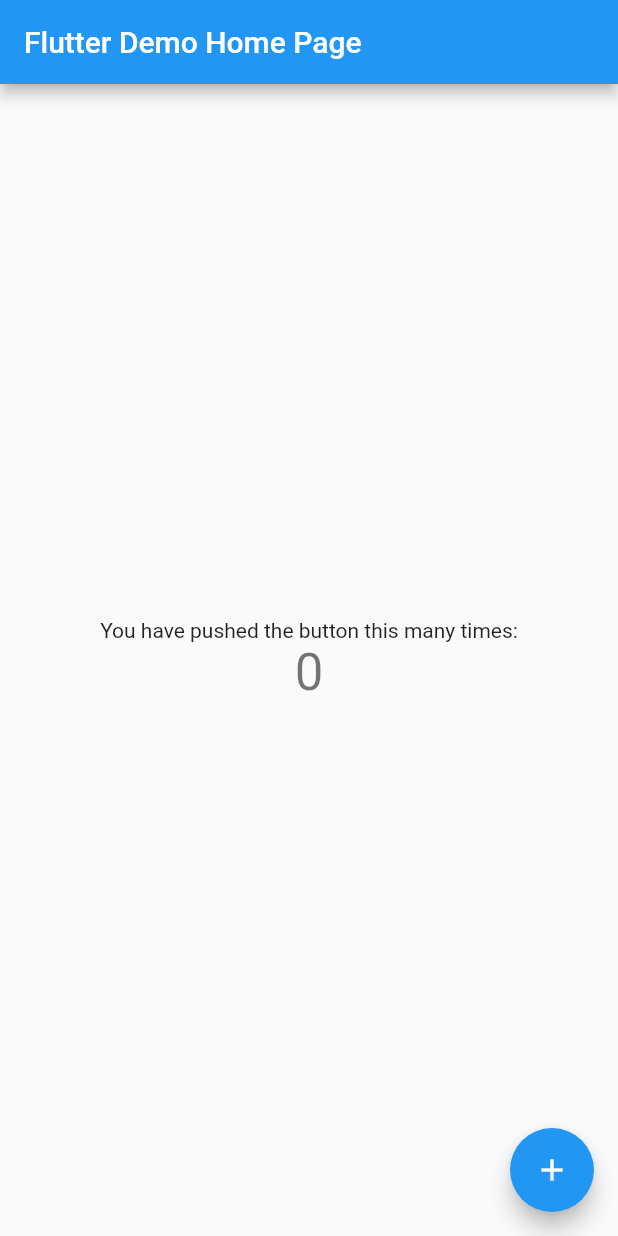
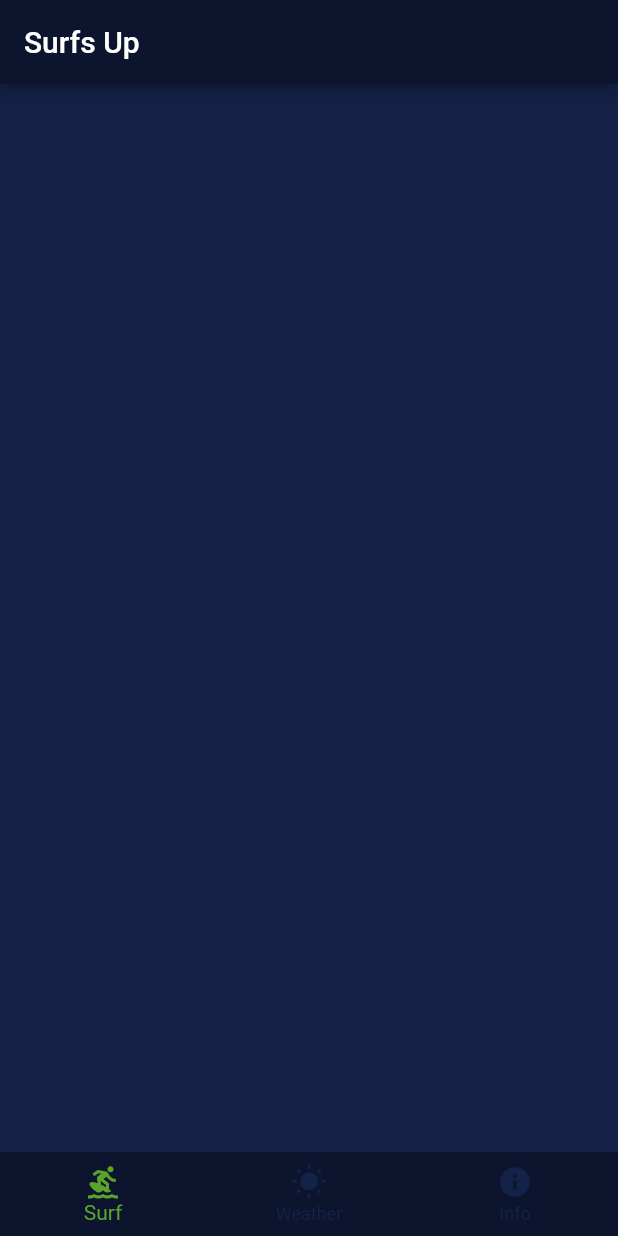
Before and after one commit to PVT15-Grupp-7/surfs-up, a Flutter app: the screen it shows after launch, on a phone screen of 412 x 824 dp. Run offline on Flutter 3.47's test engine with Material 2 defaults, Android fonts, the phone set to English and light mode, and no system bars; our stand-ins replace firebase_core; accounts and stored records are empty.

Commit message:
New Home Page Layout

```diff
--- /dev/null
+++ b/lib/all_pages.dart
@@ -0,0 +1,2 @@
+export 'pages/home_page.dart';
+export 'widgets/constant_widget.dart';
--- /dev/null
+++ b/lib/images/test_image.txt
@@ -0,0 +1 @@
+Här lägger vi in bilder sen.
--- a/lib/main.dart
+++ b/lib/main.dart
@@ -1,6 +1,7 @@
 import 'package:flutter/material.dart';
 import 'package:firebase_core/firebase_core.dart';
-import 'services/firebase_options.dart';
+import 'firebase/firebase_options.dart';
+import 'all_pages.dart';
 
 void main() async {
   WidgetsFlutterBinding.ensureInitialized();
@@ -13,109 +14,33 @@ void main() async {
 class MyApp extends StatelessWidget {
   const MyApp({super.key});
 
+  ThemeData themeData() {
+    final ThemeData base = ThemeData.dark();
+    return base.copyWith(
+      colorScheme: const ColorScheme.dark().copyWith(
+        primary: kPrimaryColor,
+        secondary: kSecondaryColor,
+      ),
+      appBarTheme: const AppBarTheme(
+        backgroundColor: kPrimaryColor,
+      ),
+      bottomNavigationBarTheme: const BottomNavigationBarThemeData(
+        backgroundColor: kPrimaryColor,
+        selectedItemColor: kSecondaryColor,
+        unselectedItemColor: kPrimaryColor
+      ),
+    );
+  }
+
+
+
+
   // This widget is the root of your application.
   @override
   Widget build(BuildContext context) {
-    return MaterialApp(
-      title: 'Flutter Demo',
-      theme: ThemeData(
-        // This is the theme of your application.
-        //
-        // Try running your application with "flutter run". You'll see the
-        // application has a blue toolbar. Then, without quitting the app, try
-        // changing the primarySwatch below to Colors.green and then invoke
-        // "hot reload" (press "r" in the console where you ran "flutter run",
-        // or simply save your changes to "hot reload" in a Flutter IDE).
-        // Notice that the counter didn't reset back to zero; the application
-        // is not restarted.
-        primarySwatch: Colors.blue,
-      ),
-      home: const MyHomePage(title: 'Flutter Demo Home Page'),
+    return const MaterialApp(
+      title: 'Surfs Up',
+      home: HomePage(title: 'Surfs Up'),
     );
   }
 }
-
-class MyHomePage extends StatefulWidget {
-  const MyHomePage({super.key, required this.title});
-
-  // This widget is the home page of your application. It is stateful, meaning
-  // that it has a State object (defined below) that contains fields that affect
-  // how it looks.
-
-  // This class is the configuration for the state. It holds the values (in this
-  // case the title) provided by the parent (in this case the App widget) and
-  // used by the build method of the State. Fields in a Widget subclass are
-  // always marked "final".
-
-  final String title;
-
-  @override
-  State<MyHomePage> createState() => _MyHomePageState();
-}
-
-class _MyHomePageState extends State<MyHomePage> {
-  int _counter = 0;
-
-  void _incrementCounter() {
-    setState(() {
-      // This call to setState tells the Flutter framework that something has
-      // changed in this State, which causes it to rerun the build method below
-      // so that the display can reflect the updated values. If we changed
-      // _counter without calling setState(), then the build method would not be
-      // called again, and so nothing would appear to happen.
-      _counter++;
-    });
-  }
-
-  @override
-  Widget build(BuildContext context) {
-    // This method is rerun every time setState is called, for instance as done
-    // by the _incrementCounter method above.
-    //
-    // The Flutter framework has been optimized to make rerunning build methods
-    // fast, so that you can just rebuild anything that needs updating rather
-    // than having to individually change instances of widgets.
-    return Scaffold(
-      appBar: AppBar(
-        // Here we take the value from the MyHomePage object that was created by
-        // the App.build method, and use it to set our appbar title.
-        title: Text(widget.title),
-      ),
-      body: Center(
-        // Center is a layout widget. It takes a single child and positions it
-        // in the middle of the parent.
-        child: Column(
-          // Column is also a layout widget. It takes a list of children and
-          // arranges them vertically. By default, it sizes itself to fit its
-          // children horizontally, and tries to be as tall as its parent.
-          //
-          // Invoke "debug painting" (press "p" in the console, choose the
-          // "Toggle Debug Paint" action from the Flutter Inspector in Android
-          // Studio, or the "Toggle Debug Paint" command in Visual Studio Code)
-          // to see the wireframe for each widget.
-          //
-          // Column has various properties to control how it sizes itself and
-          // how it positions its children. Here we use mainAxisAlignment to
-          // center the children vertically; the main axis here is the vertical
-          // axis because Columns are vertical (the cross axis would be
-          // horizontal).
-          mainAxisAlignment: MainAxisAlignment.center,
-          children: <Widget>[
-            const Text(
-              'You have pushed the button this many times:',
-            ),
-            Text(
-              '$_counter',
-              style: Theme.of(context).textTheme.headlineMedium,
-            ),
-          ],
-        ),
-      ),
-      floatingActionButton: FloatingActionButton(
-        onPressed: _incrementCounter,
-        tooltip: 'Increment',
-        child: const Icon(Icons.add),
-      ), // This trailing comma makes auto-formatting nicer for build methods.
-    );
-  }
-}
--- a/lib/pages/home_page.dart
+++ b/lib/pages/home_page.dart
@@ -0,0 +1,45 @@
+import 'package:flutter/material.dart';
+
+class HomePage extends StatelessWidget {
+  const HomePage({super.key, required this.title});
+
+  final String title;
+
+  @override
+  Widget build(BuildContext context) {
+    // This method is rerun every time setState is called, for instance as done
+    // by the _incrementCounter method above.
+    //
+    // The Flutter framework has been optimized to make rerunning build methods
+    // fast, so that you can just rebuild anything that needs updating rather
+    // than having to individually change instances of widgets.
+
+    return Scaffold(
+      backgroundColor: const Color(0xFF132246),
+      appBar: AppBar(
+        backgroundColor: const Color(0xFF0C152D),
+        // Here we take the value from the MyHomePage object that was created by
+        // the App.build method, and use it to set our appbar title.
+       title: const Text('Surfs Up'),
+        ),
+      bottomNavigationBar: BottomNavigationBar(
+        backgroundColor: const Color(0xFF0C152D),
+        items: const <BottomNavigationBarItem>[
+          BottomNavigationBarItem(
+            icon: Icon(Icons.surfing),
+            label: 'Surf',
+          ),
+          BottomNavigationBarItem(
+            icon: Icon(Icons.wb_sunny),
+            label: 'Weather',
+          ),
+          BottomNavigationBarItem(icon: Icon(Icons.info), label: 'Info'),
+        ],
+        currentIndex: 0,
+        selectedItemColor: const Color(0xFF59A52C),
+        unselectedItemColor: const Color(0xFF132246),
+        onTap: (int index) {},
+      ),
+    );
+  }
+}
--- /dev/null
+++ b/lib/widgets/constant_widget.dart
@@ -0,0 +1,4 @@
+import 'package:flutter/material.dart';
+
+const kPrimaryColor = Color(0xFF59A52C);
+const kSecondaryColor = Color.fromRGBO(19, 34, 70, 1.0);
--- a/pubspec.yaml
+++ b/pubspec.yaml
@@ -61,8 +61,8 @@ flutter:
   uses-material-design: true
 
   # To add assets to your application, add an assets section, like this:
-  # assets:
-  #   - images/a_dot_burr.jpeg
+  assets:
+    - lib/images/
   #   - images/a_dot_ham.jpeg
 
   # An image asset can refer to one or more resolution-specific "variants", see
```
Also changed, not shown: lib/firebase/firebase_options.dart (renamed from lib/services/firebase_options.dart), lib/images/surfs_up_logo.png (added), 1 other file.
